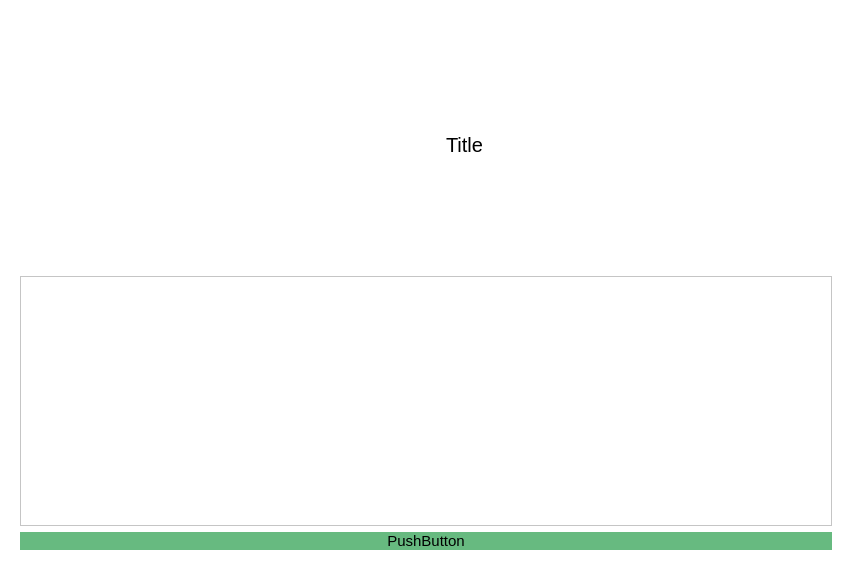
The window that ui/widgets/PartnersPage.ui (BeerCoders/demoex_fork) describes before a commit, drawn with Qt 5.
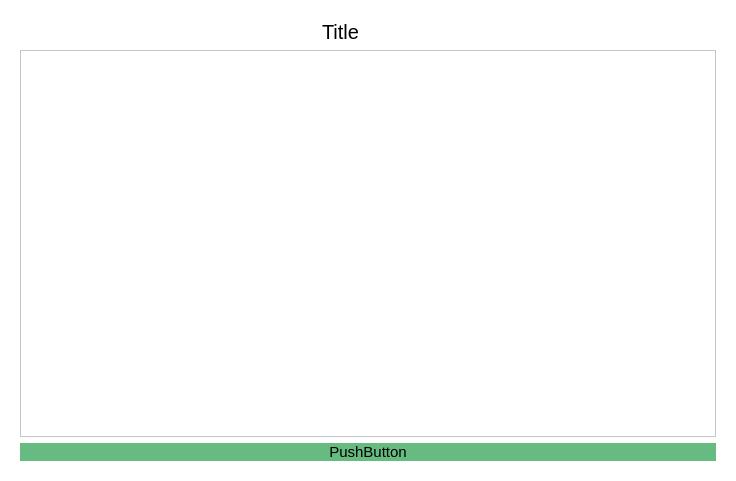
The same window after the commit. Icons and pictures are not drawn.

Commit message: исправления в интерфейсе

Patch:
```diff
--- a/ui/widgets/PartnersPage.ui
+++ b/ui/widgets/PartnersPage.ui
@@ -6,8 +6,8 @@
    <rect>
     <x>0</x>
     <y>0</y>
-    <width>852</width>
-    <height>570</height>
+    <width>736</width>
+    <height>481</height>
    </rect>
   </property>
   <property name="windowTitle">
@@ -26,7 +26,7 @@
       <item>
        <layout class="QHBoxLayout" name="horizontalLayout" stretch="0,0,0,0">
         <property name="spacing">
-         <number>6</number>
+         <number>0</number>
         </property>
         <property name="sizeConstraint">
          <enum>QLayout::SizeConstraint::SetDefaultConstraint</enum>
@@ -37,12 +37,12 @@
         <item>
          <spacer name="verticalSpacer">
           <property name="orientation">
-           <enum>Qt::Orientation::Vertical</enum>
+           <enum>Qt::Orientation::Horizontal</enum>
           </property>
           <property name="sizeHint" stdset="0">
            <size>
-            <width>20</width>
-            <height>50</height>
+            <width>40</width>
+            <height>20</height>
            </size>
           </property>
          </spacer>
@@ -51,8 +51,8 @@
          <widget class="QLabel" name="label">
           <property name="maximumSize">
            <size>
-            <width>70</width>
-            <height>70</height>
+            <width>50</width>
+            <height>50</height>
            </size>
           </property>
           <property name="text">
@@ -64,19 +64,31 @@
           <property name="scaledContents">
            <bool>true</bool>
           </property>
+          <property name="alignment">
+           <set>Qt::AlignmentFlag::AlignCenter</set>
+          </property>
          </widget>
         </item>
         <item>
          <widget class="QLabel" name="Title">
+          <property name="enabled">
+           <bool>true</bool>
+          </property>
+          <property name="sizePolicy">
+           <sizepolicy hsizetype="Expanding" vsizetype="Preferred">
+            <horstretch>0</horstretch>
+            <verstretch>0</verstretch>
+           </sizepolicy>
+          </property>
           <property name="minimumSize">
            <size>
-            <width>200</width>
+            <width>0</width>
             <height>0</height>
            </size>
           </property>
           <property name="maximumSize">
            <size>
-            <width>200</width>
+            <width>100</width>
             <height>50</height>
            </size>
           </property>
@@ -86,17 +98,20 @@
           <property name="text">
            <string>&lt;html&gt;&lt;head/&gt;&lt;body&gt;&lt;p&gt;Title&lt;/p&gt;&lt;/body&gt;&lt;/html&gt;</string>
           </property>
+          <property name="margin">
+           <number>5</number>
+          </property>
          </widget>
         </item>
         <item>
          <spacer name="verticalSpacer_2">
           <property name="orientation">
-           <enum>Qt::Orientation::Vertical</enum>
+           <enum>Qt::Orientation::Horizontal</enum>
           </property>
           <property name="sizeHint" stdset="0">
            <size>
-            <width>20</width>
-            <height>40</height>
+            <width>40</width>
+            <height>20</height>
            </size>
           </property>
          </spacer>
@@ -116,25 +131,49 @@
         </property>
         <property name="minimumSize">
          <size>
-          <width>0</width>
-          <height>0</height>
+          <width>56</width>
+          <height>361</height>
          </size>
         </property>
+        <property name="mouseTracking">
+         <bool>false</bool>
+        </property>
+        <property name="layoutDirection">
+         <enum>Qt::LayoutDirection::LeftToRight</enum>
+        </property>
+        <property name="autoFillBackground">
+         <bool>false</bool>
+        </property>
         <property name="widgetResizable">
          <bool>true</bool>
         </property>
+        <property name="alignment">
+         <set>Qt::AlignmentFlag::AlignCenter</set>
+        </property>
         <widget class="QWidget" name="scrollAreaWidgetContents">
          <property name="geometry">
           <rect>
            <x>0</x>
            <y>0</y>
-           <width>814</width>
-           <height>249</height>
+           <width>698</width>
+           <height>359</height>
           </rect>
          </property>
-         <layout class="QVBoxLayout" name="verticalLayout_4">
+         <property name="sizePolicy">
+          <sizepolicy hsizetype="Expanding" vsizetype="Expanding">
+           <horstretch>0</horstretch>
+           <verstretch>0</verstretch>
+          </sizepolicy>
+         </property>
+         <property name="minimumSize">
+          <size>
+           <width>0</width>
+           <height>0</height>
+          </size>
+         </property>
+         <layout class="QHBoxLayout" name="horizontalLayout_3" stretch="0">
           <item>
-           <layout class="QVBoxLayout" name="verticalLayout_3" stretch=""/>
+           <layout class="QVBoxLayout" name="verticalLayout_3"/>
           </item>
          </layout>
         </widget>
```
Left out of the diff: 24 changed lines with no effect on the pictures. The commit also changes 3 other files.
